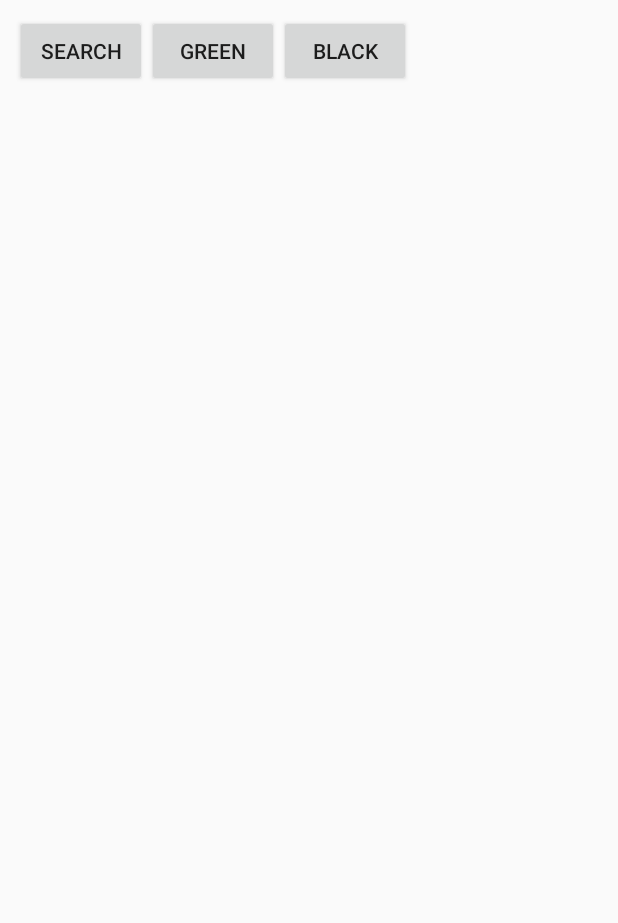
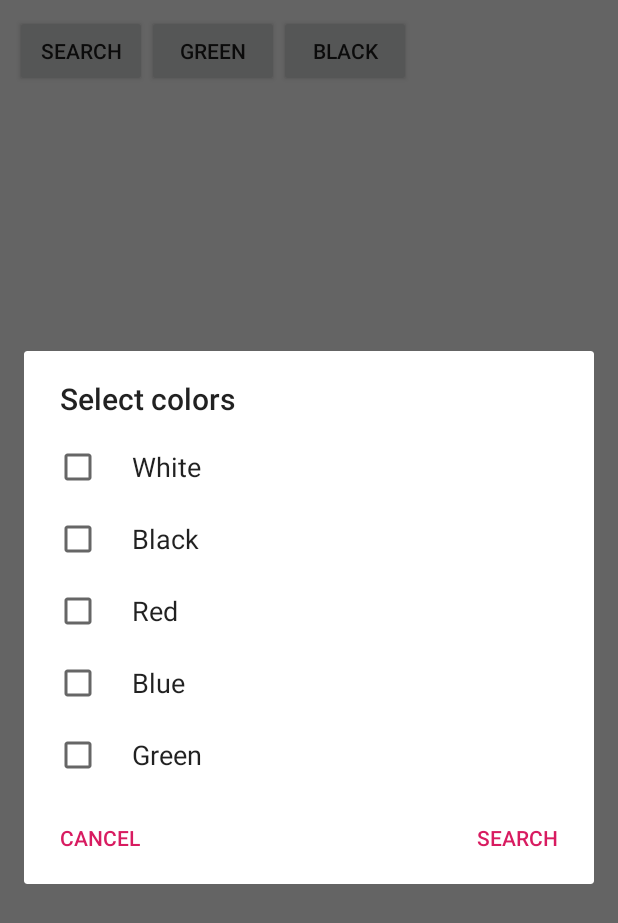
Before and after one commit to JTyzz/MTGA-Deck-Manager, an Android app: the screen it shows after launch (MainActivity), after a tap on "SEARCH", on a phone screen of 412 x 824 dp. Shown: the top 923 px of the screen. Run offline under Robolectric (Android 15) with nearby library versions, the phone set to English and light mode, and no system bars.

Commit message:
Color search card implemented

```diff
--- a/app/build.gradle
+++ b/app/build.gradle
@@ -32,6 +32,7 @@ dependencies {
     implementation 'com.squareup.retrofit2:converter-gson:2.6.2'
     implementation 'com.android.support:recyclerview-v7:28.1.1'
     implementation 'com.github.bumptech.glide:glide:4.4.0'
+    implementation 'com.squareup.okhttp3:okhttp:3.12.0'
     testImplementation 'junit:junit:4.12'
     androidTestImplementation 'androidx.test.ext:junit:1.1.0'
     androidTestImplementation 'androidx.test.espresso:espresso-core:3.1.1'
--- a/app/src/main/java/com/earthdefensesystem/retrorv/MainActivity.kt
+++ b/app/src/main/java/com/earthdefensesystem/retrorv/MainActivity.kt
@@ -1,5 +1,6 @@
 package com.earthdefensesystem.retrorv
 
+import android.content.res.Resources
 import androidx.appcompat.app.AppCompatActivity
 
 import androidx.recyclerview.widget.RecyclerView
@@ -7,6 +8,7 @@ import androidx.recyclerview.widget.LinearLayoutManager
 import android.os.Bundle
 import android.util.Log
 import android.view.View
+import android.widget.Toast
 import androidx.appcompat.app.AlertDialog
 import com.earthdefensesystem.retrorv.adapter.ListAdapter
 import com.earthdefensesystem.retrorv.model.Base
@@ -17,6 +19,8 @@ import kotlinx.android.synthetic.main.activity_main.*
 import retrofit2.Call
 import retrofit2.Callback
 import retrofit2.Response
+import java.lang.StringBuilder
+
 class MainActivity : AppCompatActivity() {
 
     private var mApiService: APIService? = null
@@ -28,10 +32,6 @@ class MainActivity : AppCompatActivity() {
     override fun onCreate(savedInstanceState: Bundle?) {
         super.onCreate(savedInstanceState)
         setContentView(R.layout.activity_main)
-
-        var colorArray = this.resources.getStringArray(R.array.magic_colors)
-
-
         val recyclerView: RecyclerView = findViewById(R.id.listRecyclerView)
         recyclerView.layoutManager = LinearLayoutManager(this)
 
@@ -43,10 +43,8 @@ class MainActivity : AppCompatActivity() {
         getAllCards()
 
 
-
         white_btn.setOnClickListener {
-            val builder = AlertDialog.Builder(this@MainActivity)
-            builder.
+            showSearchDialog()
         }
 
 
@@ -80,6 +78,8 @@ class MainActivity : AppCompatActivity() {
 
 
     private fun getCardColor(color: String){
+        mCards.clear()
+        mAdapter!!.notifyDataSetChanged()
         val call = mApiService!!.getCardColor(color)
         call.enqueue(object : Callback<Base> {
 
@@ -87,7 +87,7 @@ class MainActivity : AppCompatActivity() {
 
                 val questions = response.body()
                 if (questions != null) {
-                    mCards.clear()
+                    //mCards.clear()
                     mCards.addAll(questions.cards)
                     mAdapter!!.notifyDataSetChanged()
                 }
@@ -98,8 +98,41 @@ class MainActivity : AppCompatActivity() {
             }
         })
     }
+
+    private fun showSearchDialog(){
+        val arrayColors = R.array.magic_colors
+        val arrayChecked = booleanArrayOf(false, false, false, false, false)
+        val builder = AlertDialog.Builder(this@MainActivity)
+        val colorsList = arrayOf("White", "Black", "Red", "Blue", "Green")
+//        val colorsList = arrayOf(arrayColors)
+        builder.setTitle("Select colors")
+        builder.setMultiChoiceItems(arrayColors, arrayChecked) { dialogInterface, i, isChecked->
+            arrayChecked[i] = isChecked
+            val color = colorsList[i]
+            Toast.makeText(applicationContext, "$color $isChecked" , Toast.LENGTH_SHORT).show()
+        }
+        builder.setPositiveButton("Search") { dialogInterface, i ->
+            val sb = StringBuilder()
+            for (j in arrayChecked.indices){
+                val checked = arrayChecked[j]
+                if (checked){
+                    sb.append(colorsList[j]).append("|")
+                }
+            }
+            val colorSearch = sb.toString().substring(0, sb.length-1)
+            Toast.makeText(applicationContext, colorSearch , Toast.LENGTH_SHORT).show()
+            getCardColor(colorSearch)
+        }
+        builder.setNeutralButton("Cancel") {dialogInterface, i ->
+            dialogInterface.cancel()
+        }
+        val dialog = builder.create()
+        dialog.show()
+
+    }
     companion object {
-        private val TAG = MainActivity::class.java.simpleName
+        private const val TAG = "Frankfurter"
     }
 
+
 }
--- a/app/src/main/java/com/earthdefensesystem/retrorv/rest/RestClient.kt
+++ b/app/src/main/java/com/earthdefensesystem/retrorv/rest/RestClient.kt
@@ -1,20 +1,29 @@
 package com.earthdefensesystem.retrorv.rest
 
+import okhttp3.OkHttpClient
 import retrofit2.Retrofit
 import retrofit2.converter.gson.GsonConverterFactory
+import java.util.concurrent.TimeUnit
 
 object RestClient {
     private val BASE_URL = "https://api.magicthegathering.io"
     private var mRetrofit: Retrofit? = null
+
+    private val okHttp = OkHttpClient.Builder()
+        .callTimeout(1, TimeUnit.MINUTES)
+        .connectTimeout(1, TimeUnit.MINUTES)
+        .readTimeout(1, TimeUnit.MINUTES)
+        .writeTimeout(1, TimeUnit.MINUTES)
 
 
     val client: Retrofit
         get() {
             if (mRetrofit == null) {
                 mRetrofit = Retrofit.Builder()
-                            .baseUrl(BASE_URL)
-                            .addConverterFactory(GsonConverterFactory.create())
-                            .build()
+                    .baseUrl(BASE_URL)
+                    .addConverterFactory(GsonConverterFactory.create())
+                    .client(okHttp.build())
+                    .build()
             }
             return this.mRetrofit!!
         }
```
